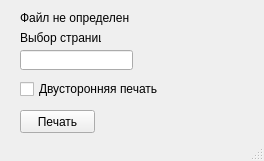
Above: fast_gui.ui from monstruator/printer_parse before the change. Below: the same form after it.
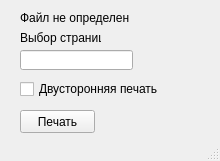
That is the form after the change.

```diff
--- a/fast_gui.ui
+++ b/fast_gui.ui
@@ -6,7 +6,7 @@
    <rect>
     <x>0</x>
     <y>0</y>
-    <width>264</width>
+    <width>220</width>
     <height>161</height>
    </rect>
   </property>
```
Left out of the diff: 6 changed lines with no effect on the pictures.
